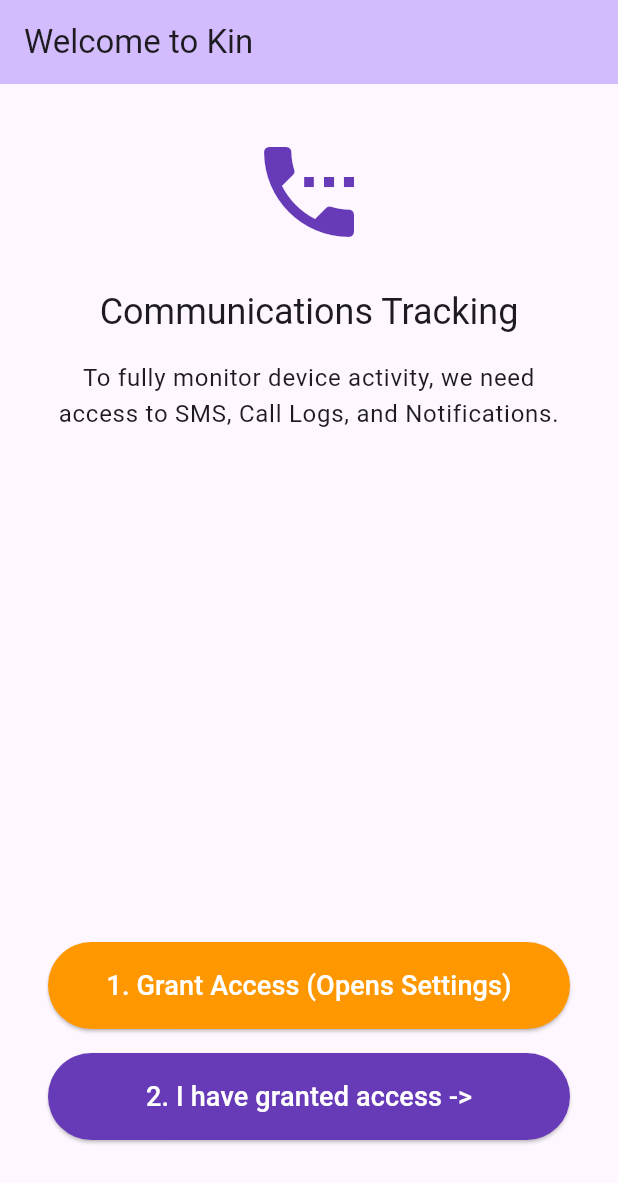
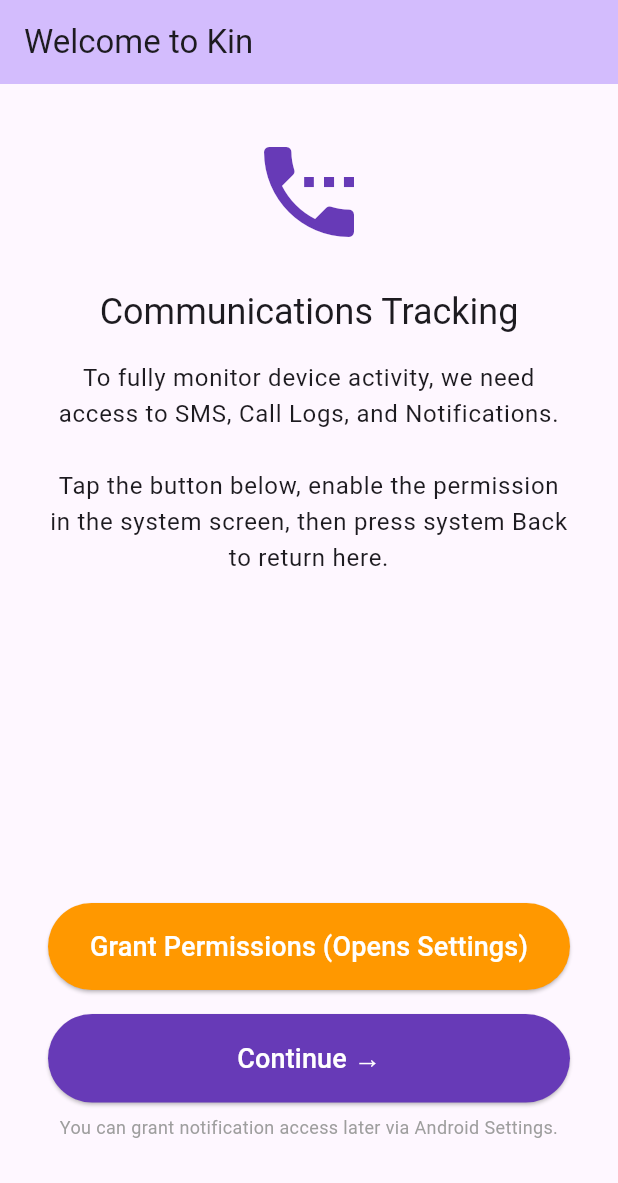
Before and after one commit to georgehampton08-rgb/kin, a Flutter app: the screen it shows after launch, swiped to page 3, on a phone screen of 412 x 824 dp. Shown: the top 1183 px of the screen. Run offline on Flutter 3.47's test engine with Material 3 defaults, Android fonts, the light colour scheme and no system bars; our stand-ins replace device_info_plus, dio, flutter_secure_storage, package_info_plus, permission_handler, shared_preferences and 1 more; missing offline and left inert: app_settings, call_log, flutter_background_geolocation, flutter_sms_inbox, mobile_scanner, notification_listener_service; accounts and stored records are empty.

Commit message:
fix: fire-and-forget notification settings intent to prevent back-button closing app

```diff
--- a/lib/screens/onboarding_screen.dart
+++ b/lib/screens/onboarding_screen.dart
@@ -65,6 +65,8 @@
       appBar: AppBar(
         title: const Text('Welcome to Kin'),
         backgroundColor: Theme.of(context).colorScheme.inversePrimary,
+        // Prevent Back button from closing app during onboarding
+        automaticallyImplyLeading: false,
       ),
       body: PageView(
         controller: _pageController,
@@ -113,29 +115,39 @@
           const SizedBox(height: 24),
           Text('Communications Tracking', style: Theme.of(context).textTheme.headlineSmall, textAlign: TextAlign.center),
           const SizedBox(height: 16),
-          Text('To fully monitor device activity, we need access to SMS, Call Logs, and Notifications.', style: Theme.of(context).textTheme.bodyLarge, textAlign: TextAlign.center),
+          Text(
+            'To fully monitor device activity, we need access to SMS, Call Logs, and Notifications.\n\n'
+            'Tap the button below, enable the permission in the system screen, then press system Back to return here.',
+            style: Theme.of(context).textTheme.bodyLarge,
+            textAlign: TextAlign.center,
+          ),
           const Spacer(),
           SizedBox(
             width: double.infinity,
             child: ElevatedButton(
               onPressed: () async {
-                await [
-                  Permission.sms,
-                  Permission.phone,
-                ].request();
+                // Request normal runtime permissions (safe inline await)
+                await [Permission.sms, Permission.phone].request();
 
-                // This opens Android Settings. The user must grant it and hit 'Back' manually.
-                await NotificationListenerService.requestPermission();
+                // *** KEY FIX: Do NOT await requestPermission() ***
+                // Awaiting it launches an Android activity that, when the user
+                // presses Back, collapses the entire Flutter back-stack and
+                // closes the app. Fire-and-forget lets Android handle it; our
+                // WidgetsBindingObserver.didChangeAppLifecycleState will detect
+                // the app resuming so we can react if we need to.
+                // ignore: unawaited_futures
+                NotificationListenerService.requestPermission();
               },
               style: ElevatedButton.styleFrom(
                 padding: const EdgeInsets.all(16),
                 backgroundColor: Colors.orange,
                 foregroundColor: Colors.white,
               ),
-              child: const Text('1. Grant Access (Opens Settings)', style: TextStyle(fontSize: 18)),
+              child: const Text('Grant Permissions (Opens Settings)', style: TextStyle(fontSize: 18)),
             ),
           ),
           const SizedBox(height: 16),
+          // Always enabled — user can skip and grant later from Android Settings
           SizedBox(
             width: double.infinity,
             child: ElevatedButton(
@@ -150,8 +162,14 @@
                 backgroundColor: Colors.deepPurple,
                 foregroundColor: Colors.white,
               ),
-              child: const Text('2. I have granted access ->', style: TextStyle(fontSize: 18)),
+              child: const Text('Continue →', style: TextStyle(fontSize: 18)),
             ),
+          ),
+          const SizedBox(height: 8),
+          const Text(
+            'You can grant notification access later via Android Settings.',
+            style: TextStyle(fontSize: 12, color: Colors.grey),
+            textAlign: TextAlign.center,
           ),
           const SizedBox(height: 32),
         ],
```
